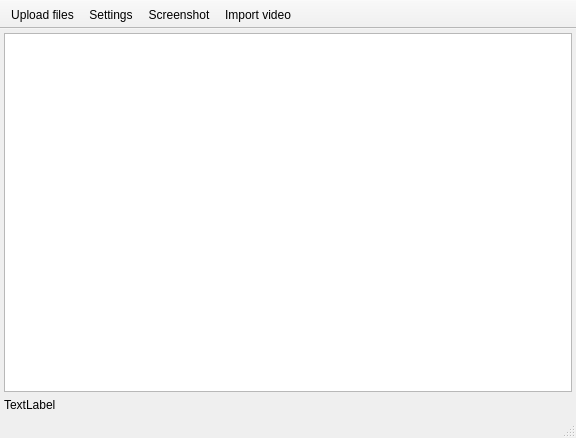
Old version of the form Source/qimageuploader/Gui/ui/mainwindow.ui in the repository zenden2k/image-uploader.
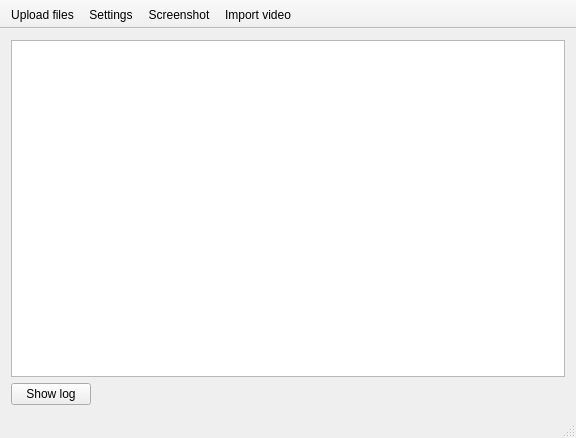
New version of the form. Icons and pictures are not drawn.

```diff
--- a/Source/qimageuploader/Gui/ui/mainwindow.ui
+++ b/Source/qimageuploader/Gui/ui/mainwindow.ui
@@ -19,18 +19,6 @@
   </property>
   <widget class="QWidget" name="centralWidget">
    <layout class="QVBoxLayout" name="verticalLayout">
-    <property name="leftMargin">
-     <number>4</number>
-    </property>
-    <property name="topMargin">
-     <number>4</number>
-    </property>
-    <property name="rightMargin">
-     <number>4</number>
-    </property>
-    <property name="bottomMargin">
-     <number>4</number>
-    </property>
     <item>
      <widget class="QTreeView" name="treeView">
       <property name="expandsOnDoubleClick">
@@ -39,11 +27,28 @@
      </widget>
     </item>
     <item>
-     <widget class="QLabel" name="label">
-      <property name="text">
-       <string>TextLabel</string>
-      </property>
-     </widget>
+     <layout class="QHBoxLayout" name="horizontalLayout">
+      <item>
+       <widget class="QPushButton" name="showLogButton">
+        <property name="text">
+         <string>Show log</string>
+        </property>
+       </widget>
+      </item>
+      <item>
+       <spacer name="horizontalSpacer">
+        <property name="orientation">
+         <enum>Qt::Horizontal</enum>
+        </property>
+        <property name="sizeHint" stdset="0">
+         <size>
+          <width>40</width>
+          <height>20</height>
+         </size>
+        </property>
+       </spacer>
+      </item>
+     </layout>
     </item>
    </layout>
   </widget>
```
Left out of the diff: 2 changed lines with no effect on the pictures.
